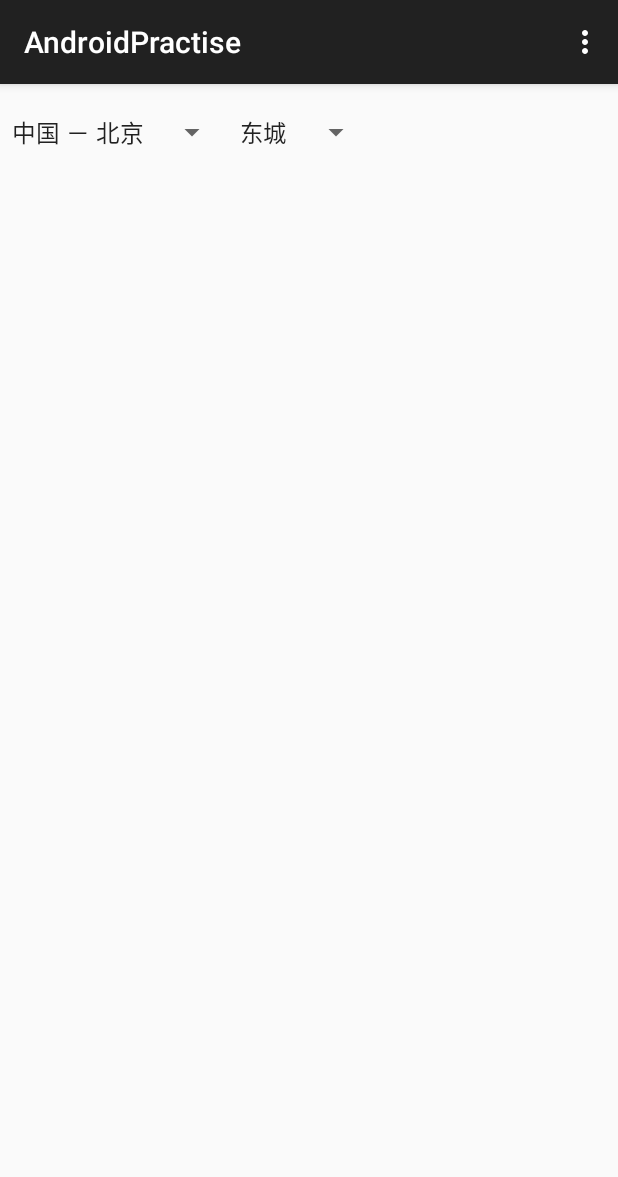
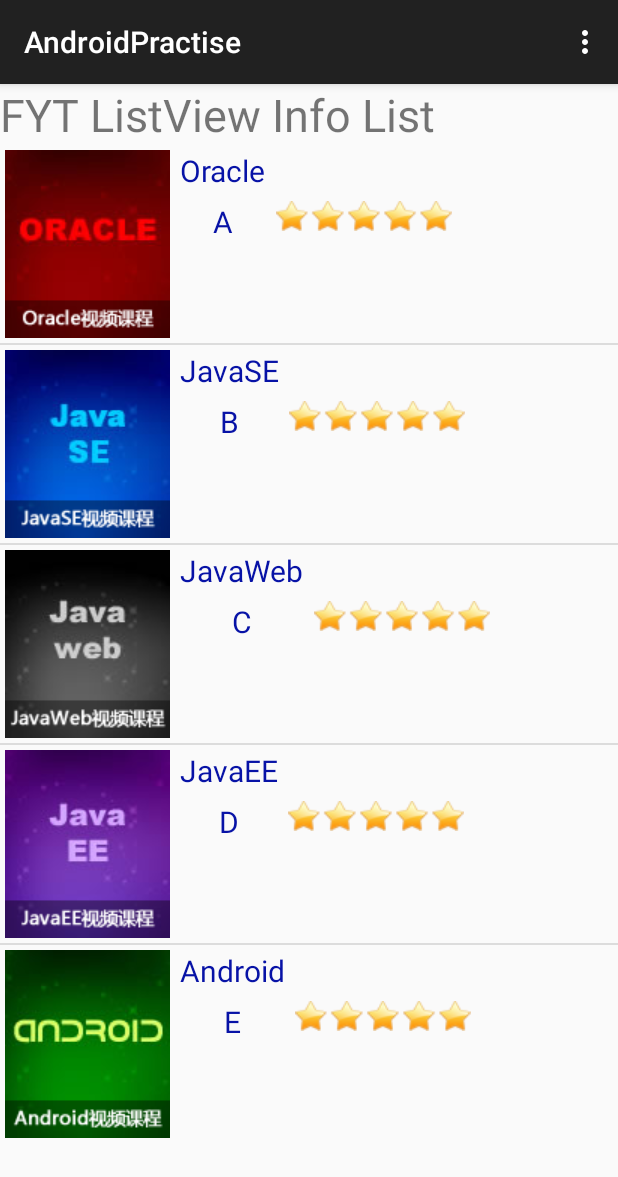
Before and after one commit to YitongFeng/AndroidPractise, an Android app: the screen it shows after launch (MainActivity), on a phone screen of 412 x 824 dp. Shown: the top 1177 px of the screen. Run offline under Robolectric (Android 15) with nearby library versions, the phone set to English and light mode, and no system bars.

Commit message:
Simple ListView project with SimpleAdapter

```diff
--- a/app/src/main/AndroidManifest.xml
+++ b/app/src/main/AndroidManifest.xml
@@ -1,8 +1,7 @@
 <?xml version="1.0" encoding="utf-8"?>
 <manifest xmlns:android="http://schemas.android.com/apk/res/android"
     package="com.fyt.androidpractise" >
-    <uses-permission
-        android:name="android.permission.CHANGE_CONFIGURATION"/>
+
     <application
         android:allowBackup="true"
         android:icon="@mipmap/ic_launcher"
--- a/app/src/main/java/com/fyt/androidpractise/MainActivity.java
+++ b/app/src/main/java/com/fyt/androidpractise/MainActivity.java
@@ -4,47 +4,43 @@ import android.os.Bundle;
 import android.support.v7.app.ActionBarActivity;
 import android.view.Menu;
 import android.view.MenuItem;
-import android.view.View;
-import android.widget.AdapterView;
-import android.widget.ArrayAdapter;
-import android.widget.Spinner;
+import android.widget.ListView;
+import android.widget.SimpleAdapter;
+
+import java.util.ArrayList;
+import java.util.HashMap;
+import java.util.List;
+import java.util.Map;
 
 public class MainActivity extends ActionBarActivity {
-    private Spinner _sp = null;
-    private Spinner _spArea = null;
-    private String[][] areaData = new String[][]{
-            {"东城", "西城", "朝阳", "海淀"},
-            {"浦东", "闵行", "上1", "上2"},
-            {"广1", "广2"},
-            {"深1", "深2"} };
-    private ArrayAdapter<CharSequence> adapterArea = null;
-
+    private int[] pic = new int[]{R.drawable.pic_oracle, R.drawable.pic_javase,
+            R.drawable.pic_javaweb, R.drawable.pic_javaee, R.drawable.pic_android};
+    private String data[][] = new String[][]{{"Oracle", "A"}, {"JavaSE", "B"}, {"JavaWeb", "C"},
+            {"JavaEE", "D"}, {"Android", "E"}};
+    private List<Map<String, String>> list = new ArrayList<>();
+    private SimpleAdapter simpleAdapter = null;
+    private ListView listView = null;
     @Override
     protected void onCreate(Bundle savedInstanceState) {
         super.onCreate(savedInstanceState);
-        setContentView(R.layout.activity_main);
-        this._sp = (Spinner)super.findViewById(R.id.spn);
-        this._spArea = (Spinner)super.findViewById(R.id.spn_area);
-
-        _sp.setOnItemSelectedListener(new spItemSelectedListener());
+        super.setContentView(R.layout.activity_main);
+        this.listView = (ListView)super.findViewById(R.id.datalist);
+        for(int i = 0; i < data.length; i++){
+            Map<String, String> map = new HashMap<>();
+            map.put("pic", String.valueOf(pic[i]));
+            map.put("title", data[i][0]);
+            map.put("author", data[i][1]);
+            map.put("star", String.valueOf(R.drawable.start_05));
+            this.list.add(map);
+        }
+        this.simpleAdapter = new SimpleAdapter(this, this.list, R.layout.data_list,
+                new String[]{"pic", "title", "author", "star"}, new int[]{R.id.pic, R.id.title,
+                R.id.author, R.id.star});
+        this.listView.setAdapter(this.simpleAdapter);
     }
 
-    private class spItemSelectedListener implements AdapterView.OnItemSelectedListener{
-        @Override
-        public void onItemSelected(AdapterView<?> adapterView, View view, int position, long id) {
-            MainActivity.this.adapterArea = new ArrayAdapter<CharSequence>(MainActivity.this,
-                    android.R.layout.simple_dropdown_item_1line,
-                    MainActivity.this.areaData[position]);
-            MainActivity.this.adapterArea.setDropDownViewResource(
-                    android.R.layout.simple_spinner_dropdown_item);
-            MainActivity.this._spArea.setAdapter(MainActivity.this.adapterArea);
-        }
 
-        @Override
-        public void onNothingSelected(AdapterView<?> adapterView) {
 
-        }
-    }
 
 
     @Override
--- a/app/src/main/res/layout/activity_main.xml
+++ b/app/src/main/res/layout/activity_main.xml
@@ -2,20 +2,21 @@
 <LinearLayout
     xmlns:android="http://schemas.android.com/apk/res/android"
     android:id="@+id/rl_layout"
-    android:orientation="horizontal"
+    android:orientation="vertical"
     android:layout_width="fill_parent"
     android:layout_height="fill_parent">
 
-    <Spinner
-        android:id = "@+id/spn"
-        android:layout_width="wrap_content"
+    <TextView
+        android:layout_width="match_parent"
         android:layout_height="wrap_content"
-        android:entries="@array/city_labels"
-        android:prompt="@string/prompt"/>
-    <Spinner
-        android:id="@+id/spn_area"
-        android:layout_width="wrap_content"
-        android:layout_height="wrap_content"
-        android:prompt="@string/area_prompt"/>
+        android:textSize="30dp"
+        android:layout_gravity="center"
+        android:text="FYT ListView Info List"/>
+    <ListView
+        android:id="@+id/datalist"
+        android:layout_width="match_parent"
+        android:layout_height="wrap_content">
+    </ListView>
+
 
 </LinearLayout>
--- /dev/null
+++ b/app/src/main/res/layout/data_list.xml
@@ -0,0 +1,45 @@
+<?xml version="1.0" encoding="utf-8"?>
+<!--定义adapter数据的每一行的显示模板-->
+<LinearLayout
+    xmlns:android="http://schemas.android.com/apk/res/android"
+    android:orientation="horizontal"
+    android:layout_width="fill_parent"
+    android:layout_height="fill_parent">
+
+    <ImageView
+        android:id="@+id/pic"
+        android:layout_width="wrap_content"
+        android:layout_height="wrap_content"
+        android:padding="3dp"/>
+    <LinearLayout
+        android:layout_width="wrap_content"
+        android:layout_height="wrap_content"
+        android:orientation="vertical">
+        <TextView
+            android:id="@+id/title"
+            style="@style/text_style"
+            android:layout_width="wrap_content"
+            android:layout_height="wrap_content" />
+        <TextView
+            android:id="@+id/author"
+            style="@style/text_style"
+            android:layout_width="wrap_content"
+            android:layout_height="wrap_content" />
+    </LinearLayout>
+    <LinearLayout
+        android:layout_width="wrap_content"
+        android:layout_height="wrap_content"
+        android:orientation="vertical">
+        <TextView
+            android:id="@+id/type"
+            style="@style/text_style"
+            android:layout_width="wrap_content"
+            android:layout_height="wrap_content" />
+        <ImageView
+            android:id="@+id/star"
+            android:layout_width="wrap_content"
+            android:layout_height="wrap_content"
+            android:padding="3dp"/>
+    </LinearLayout>
+
+</LinearLayout>
--- a/app/src/main/res/values/styles.xml
+++ b/app/src/main/res/values/styles.xml
@@ -5,7 +5,9 @@
         <!-- Customize your theme here. -->
     </style>
     <style name="text_style">
+        <item name="android:padding">3dp</item>
         <item name="android:textSize">20dp</item>
+        <item name="android:layout_gravity">center</item>
         <item name="android:textColor">#ff0712a6</item>
     </style>
 </resources>
```
Also changed, not shown: app/src/main/res/drawable/file_icon.png (added), app/src/main/res/drawable/lyf_lan.jpg (deleted), app/src/main/res/drawable/lyf_por.jpg (deleted), app/src/main/res/drawable/pic_android.png (added), app/src/main/res/drawable/pic_javaee.png (added), app/src/main/res/drawable/pic_javase.png (added), app/src/main/res/drawable/pic_javaweb.png (added), app/src/main/res/drawable/pic_oracle.png (added), app/src/main/res/drawable/start_01.png (added), app/src/main/res/drawable/start_02.png (added), app/src/main/res/drawable/start_03.png (added), app/src/main/res/drawable/start_04.png (added), app/src/main/res/drawable/start_05.png (added), 1 other file.
